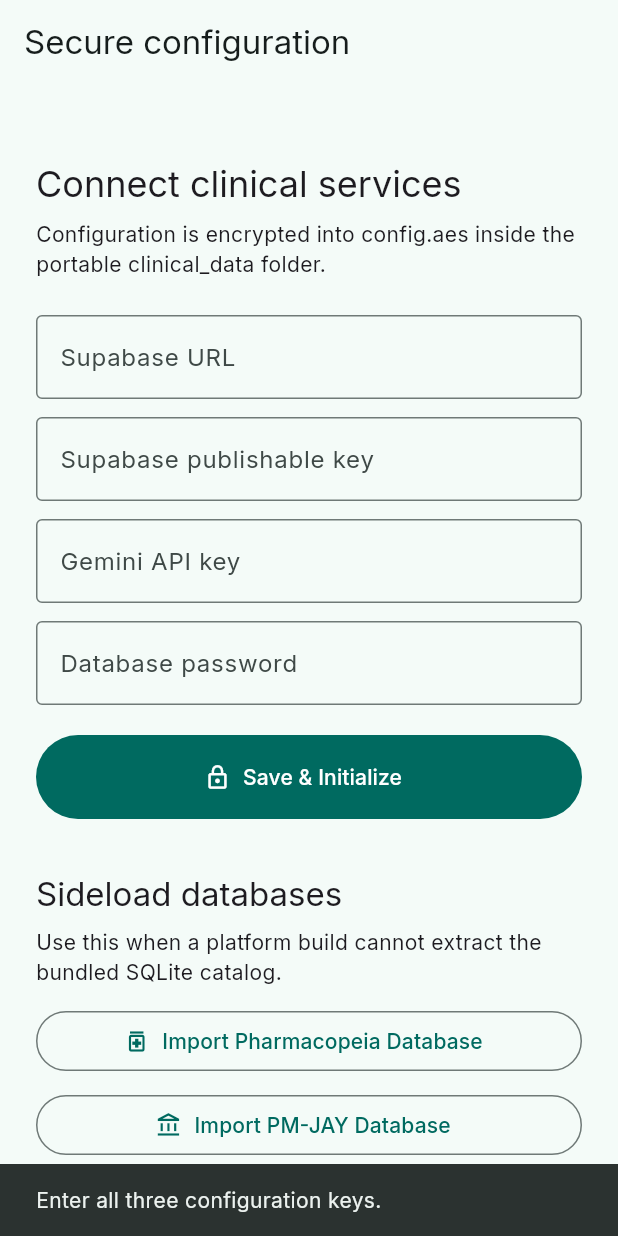
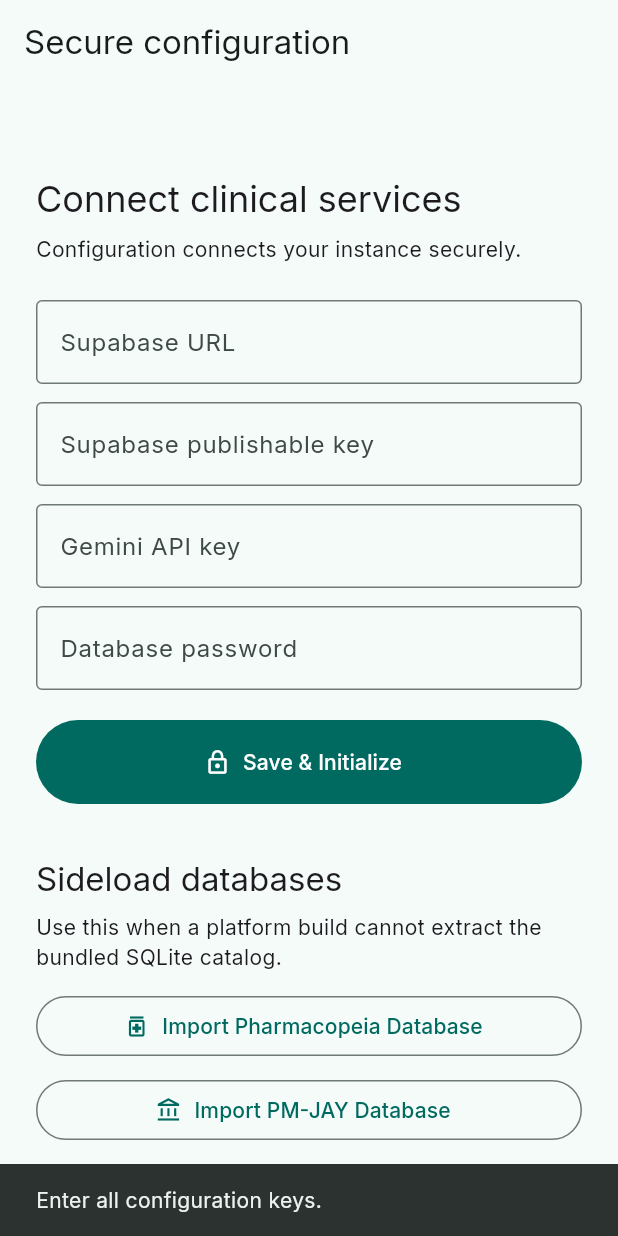
Before and after one commit to Sumantkumarraj20/clinical_companion, a Flutter app: the screen it shows after launch, after a tap on "Save & Initialize", on a phone screen of 412 x 824 dp. Run offline on Flutter 3.47's test engine with Material 3 defaults, Android fonts, the phone set to English and light mode, and no system bars; our stand-ins replace connectivity_plus, drift, drift_flutter, file_picker, flutter_markdown, flutter_riverpod and 12 more; missing offline and left inert: encrypt; accounts and stored records are empty; generated files the repository leaves out were written again.

Commit message:
reverting back

```diff
--- a/lib/core/database/local/database_executor.dart
+++ b/lib/core/database/local/database_executor.dart
@@ -1,2 +1,3 @@
 export 'database_executor_io.dart'
+    if (dart.library.js_interop) 'database_executor_web.dart'
     if (dart.library.html) 'database_executor_web.dart';
--- a/lib/features/settings/screens/configuration_screen.dart
+++ b/lib/features/settings/screens/configuration_screen.dart
@@ -1,17 +1,18 @@
 import 'dart:io';
 
 import 'package:file_picker/file_picker.dart';
+import 'package:flutter/foundation.dart';
 import 'package:flutter/material.dart';
 import 'package:flutter_riverpod/flutter_riverpod.dart';
+import 'package:go_router/go_router.dart';
 import 'package:path/path.dart' as path;
-import 'package:go_router/go_router.dart';
 import 'package:supabase_flutter/supabase_flutter.dart';
 
 import '../../../core/config/app_configuration.dart';
 import '../../../core/config/secure_config_service.dart';
 import '../../../core/database/database_sideload_service.dart';
+import '../../../core/providers/app_providers.dart';
 import '../../../core/utils/portable_directory.dart';
-import '../../../core/providers/app_providers.dart';
 
 class ConfigurationScreen extends ConsumerStatefulWidget {
   const ConfigurationScreen({super.key});
@@ -57,7 +58,7 @@
         _geminiKey.text.trim().isEmpty ||
         _databasePassword.text.trim().isEmpty) {
       ScaffoldMessenger.of(context).showSnackBar(
-        const SnackBar(content: Text('Enter all three configuration keys.')),
+        const SnackBar(content: Text('Enter all configuration keys.')),
       );
       return;
     }
@@ -81,12 +82,16 @@
     }
     setState(() => _saving = true);
     try {
+      // Secure storage uses Platform/file paths on Android/Linux; bypass on Web
+      if (!kIsWeb) {
         await SecureConfigService().saveKeys(
           normalizedSupabaseUrl,
           _supabaseKey.text,
           _geminiKey.text,
           _databasePassword.text,
         );
+      }
+
       final configuration = AppConfiguration(
         supabaseUrl: normalizedSupabaseUrl,
         supabasePublishableKey: _supabaseKey.text.trim(),
@@ -94,20 +99,23 @@
         geminiApiKey: _geminiKey.text.trim(),
         databasePassword: _databasePassword.text.trim(),
       );
+
       ref
           .read(appConfigurationProvider.notifier)
           .setConfiguration(configuration);
+
       try {
         await Supabase.initialize(
           url: configuration.supabaseUrl,
           publishableKey: configuration.supabasePublishableKey,
         );
       } catch (_) {
-        // Supabase throws when it is already initialized; the stored config is valid.
+        // Supabase throws when already initialized; active instance remains valid.
       }
+
       if (mounted) {
         ScaffoldMessenger.of(context).showSnackBar(
-          const SnackBar(content: Text('Configuration saved securely.')),
+          const SnackBar(content: Text('Configuration saved successfully.')),
         );
         context.go('/dashboard');
       }
@@ -117,6 +125,16 @@
   }
 
   Future<void> _importDatabase(String destinationName, String label) async {
+    if (kIsWeb) {
+      ScaffoldMessenger.of(context).showSnackBar(
+        SnackBar(
+          content: Text(
+            '$label import is only available on mobile/desktop builds.',
+          ),
+        ),
+      );
+      return;
+    }
     try {
       final picked = await FilePicker.platform.pickFiles(type: FileType.any);
       final selectedPath = picked?.files.single.path;
@@ -164,9 +182,7 @@
                   style: Theme.of(context).textTheme.headlineSmall,
                 ),
                 const SizedBox(height: 8),
-                const Text(
-                  'Configuration is encrypted into config.aes inside the portable clinical_data folder.',
-                ),
+                const Text('Configuration connects your instance securely.'),
                 const SizedBox(height: 24),
                 TextField(
                   controller: _supabaseUrl,
```
Also changed, not shown: lib/core/database/local/database_executor_io.dart (+8 -0 lines), lib/core/database/daos/clinical_dao.g.dart. Lines whose indentation alone changed are shown as unchanged.
